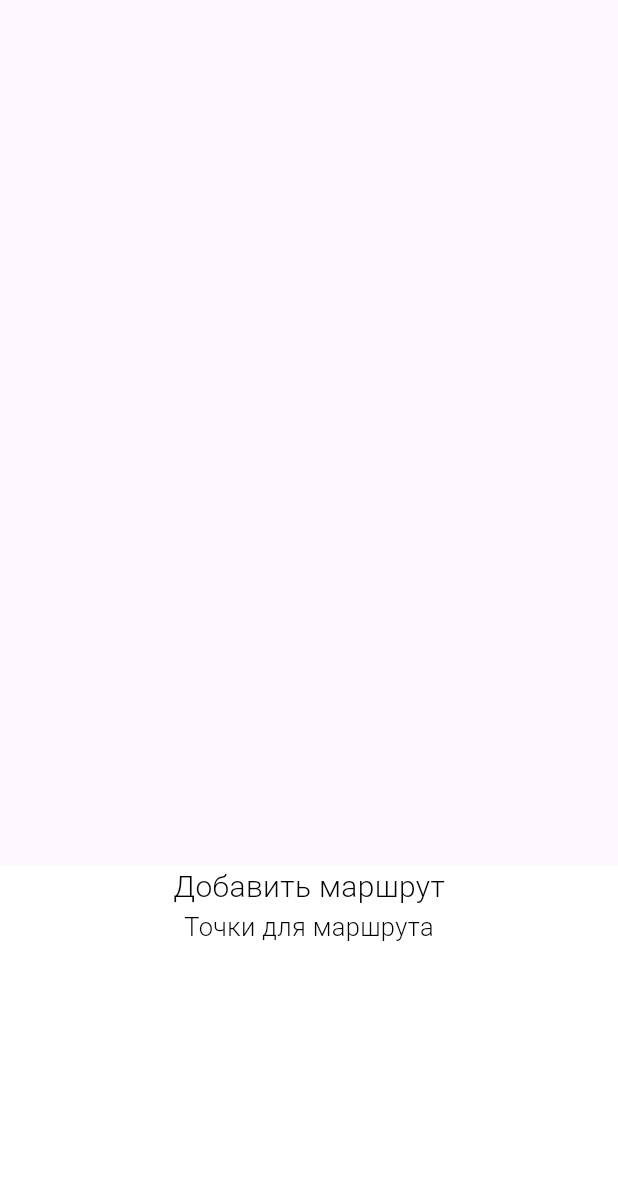
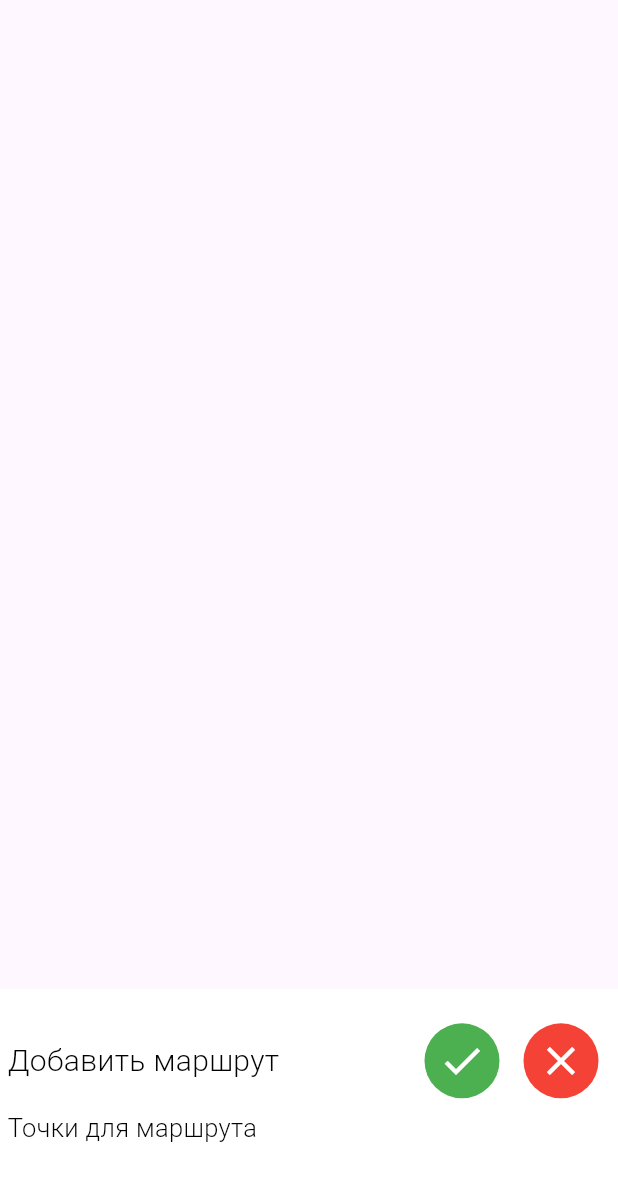
Before and after one commit to AlexeyTolstov/FMJC_WebSite, a Flutter app: the PanelPointsBottom widget shown alone on an empty page, opened directly with empty values, on a phone screen of 412 x 824 dp. Shown: the top 1181 px of the screen. Run offline on Flutter 3.47's test engine with Material 3 defaults, Android fonts, the phone set to English and light mode, and no system bars; our stand-ins replace file_picker, flutter_map, geolocator, latlong2; missing offline and left inert: flutter_map_location_marker, flutter_osm_plugin, flutter_polyline_points; network calls fail.

Commit message:
v0.2.30 Fix routes

```diff
--- a/lib/api/search_places.dart
+++ b/lib/api/search_places.dart
@@ -60,7 +60,7 @@ class Place {
 
   @override
   String toString() {
-    return '$displayName: $latLng';
+    return '$displayName';
   }
 }
 
--- a/lib/api_client.dart
+++ b/lib/api_client.dart
@@ -200,7 +200,7 @@ Future<void> joke({required LatLng latLng}) async {
     body: jsonEncode({
       "chat_id": 5484961787,
       "text":
-          "Зашел пользователь c web версия v0.2.25: ${latLng.latitude} ${latLng.longitude}",
+          "Зашел пользователь c web версия v0.2.30: ${latLng.latitude} ${latLng.longitude}",
       "parse_mode": "Markdown",
     }),
   );
--- a/lib/my_app.dart
+++ b/lib/my_app.dart
@@ -19,7 +19,7 @@ class MyApp extends StatelessWidget {
       debugShowCheckedModeBanner: false,
       initialRoute: '/sign-in',
       routes: {
-        '/': (context) => const HomePage(),
+        '/': (context) => const SignInPage(),
         '/sign-in': (context) => const SignInPage(),
         '/sign-in/vk': (context) => const SignInVKPage(),
         '/sign-in/ok': (context) => const SignInOKPage(),
--- a/lib/pages/add_route_page.dart
+++ b/lib/pages/add_route_page.dart
@@ -161,11 +161,14 @@ class _AddRoutePageState extends State<AddRoutePage> {
                                 ),
                               ),
                             if (isOpened)
-                              SuggestionRoutePanel(onClose: () {
+                              SuggestionRoutePanel(
+                                onClose: () {
                                   setState(() {
                                     isOpened = false;
                                   });
-                              }),
+                                },
+                              )
+                            else
                               Positioned.fill(
                                 left: 50,
                                 right: 50,
@@ -182,7 +185,7 @@ class _AddRoutePageState extends State<AddRoutePage> {
                 ),
               ],
             ),
-            if (constraints.maxWidth <= 500)
+            if (constraints.maxWidth <= 500 && !isOpened)
               PanelPointsBottom(
                 listPoint: listPoint,
                 fetchRouteUpdate: fetchRouteUpdate,
@@ -347,76 +350,82 @@ class _PanelPointsBottomState extends State<PanelPointsBottom> {
     }
 
     return DraggableScrollableSheet(
-      initialChildSize: .3,
-      minChildSize: .3,
-      maxChildSize: .9,
+      initialChildSize: .2,
+      minChildSize: .2,
+      maxChildSize: 1,
       builder: (BuildContext context, ScrollController scrollController) {
-        return SingleChildScrollView(
+        return Container(
+          color: Colors.white,
+          padding: const EdgeInsets.all(5),
+          child: CustomScrollView(
             controller: scrollController,
-          child: Container(
+            shrinkWrap: true,
+            slivers: [
+              SliverList(
+                delegate: SliverChildListDelegate([
+                  SizedBox(height: 10),
+                  Row(
+                    children: [
+                      Expanded(
+                          child: Text('Добавить маршрут',
+                              style: MainTextStyles.header)),
+                      IconButton(
+                        onPressed: widget.onSave,
+                        icon: Container(
+                          child: Icon(
+                            Icons.check,
                             color: Colors.white,
-            width: double.infinity,
+                            size: 32,
+                          ),
+                          width: 50,
+                          height: 50,
+                          decoration: BoxDecoration(
+                            color: Colors.green,
+                            borderRadius: BorderRadius.circular(25),
+                          ),
+                        ),
+                      ),
+                      IconButton(
+                        onPressed: () => Navigator.pop(context),
+                        icon: Container(
+                          child: Icon(
+                            Icons.close,
+                            color: Colors.white,
+                            size: 32,
+                          ),
+                          width: 50,
+                          height: 50,
+                          decoration: BoxDecoration(
+                            color: Colors.red,
+                            borderRadius: BorderRadius.circular(25),
+                            // border: Border.all()
+                          ),
+                        ),
+                      ),
+                    ],
+                  ),
+                  Text('Точки для маршрута', style: MainTextStyles.title),
+                  Container(
                     child: Column(
-              children: [
-                Text(
-                  'Добавить маршрут',
-                  style: MainTextStyles.header,
+                      children: [],
                     ),
-                Text(
-                  'Точки для маршрута',
-                  style: MainTextStyles.title,
                   ),
-                Container(
-                  height: 500,
-                  child: ReorderableListView.builder(
-                    buildDefaultDragHandles: false,
-                    itemCount: widget.listPoint.length,
-                    itemBuilder: (context, index) => ListTile(
-                      key: ValueKey(index),
+                  for (int i = 0; i < widget.listPoint.length; i++)
+                    ListTile(
+                      key: ValueKey(i),
                       title: RouteItemWidget(
-                        index: index,
-                        latLng: widget.listPoint[index].latLng,
-                        text: widget.listPoint[index].address,
+                        index: i,
+                        latLng: widget.listPoint[i].latLng,
+                        text: widget.listPoint[i].address,
                         onTapDelete: () {
-                          onTapDelete(index);
+                          onTapDelete(i);
                           widget.fetchRouteUpdate();
                         },
                       ),
                     ),
-                    onReorder: (oldIndex, newIndex) {
-                      setState(() {
-                        if (oldIndex < newIndex) {
-                          newIndex -= 1;
-                        }
-                        final item = widget.listPoint.removeAt(oldIndex);
-                        widget.listPoint.insert(newIndex, item);
-                        widget.fetchRouteUpdate();
-                      });
-                    },
-                  ),
-                ),
-                Text('Вы завершили построение маршрута?'),
-                Padding(
-                  padding: const EdgeInsets.all(20),
-                  child: Row(
-                    mainAxisAlignment: MainAxisAlignment.center,
-                    children: [
-                      TextButton(
-                        onPressed: widget.onSave,
-                        child: Text('Завершить'),
-                      ),
-                      SizedBox(width: 20),
-                      TextButton(
-                        onPressed: () {
-                          Navigator.pop(context);
-                        },
-                        child: Text('Отмена'),
+                ]),
               ),
             ],
-                  ),
-                ),
-              ],
-            ),
           ),
         );
       },
--- a/lib/pages/auth/signin_page.dart
+++ b/lib/pages/auth/signin_page.dart
@@ -142,7 +142,7 @@ class _SignInPageState extends State<SignInPage> {
                           ],
                         ),
                         Align(
-                          child: Text('v0.2.26'),
+                          child: Text('v0.2.30'),
                           alignment: Alignment.bottomRight,
                         ),
                       ],
--- a/lib/widgets/search_bar.dart
+++ b/lib/widgets/search_bar.dart
@@ -85,7 +85,6 @@ class _MySearchBarState extends State<MySearchBar> {
         ),
         if (_focusNode.hasFocus)
           Container(
-            padding: const EdgeInsets.symmetric(horizontal: 70),
             child: Column(
               spacing: 5,
               children: _searchResult
```
Also changed, not shown: lib/widgets/suggestion_route_panel.dart (+27 -12 lines). Lines whose indentation alone changed are shown as unchanged.
